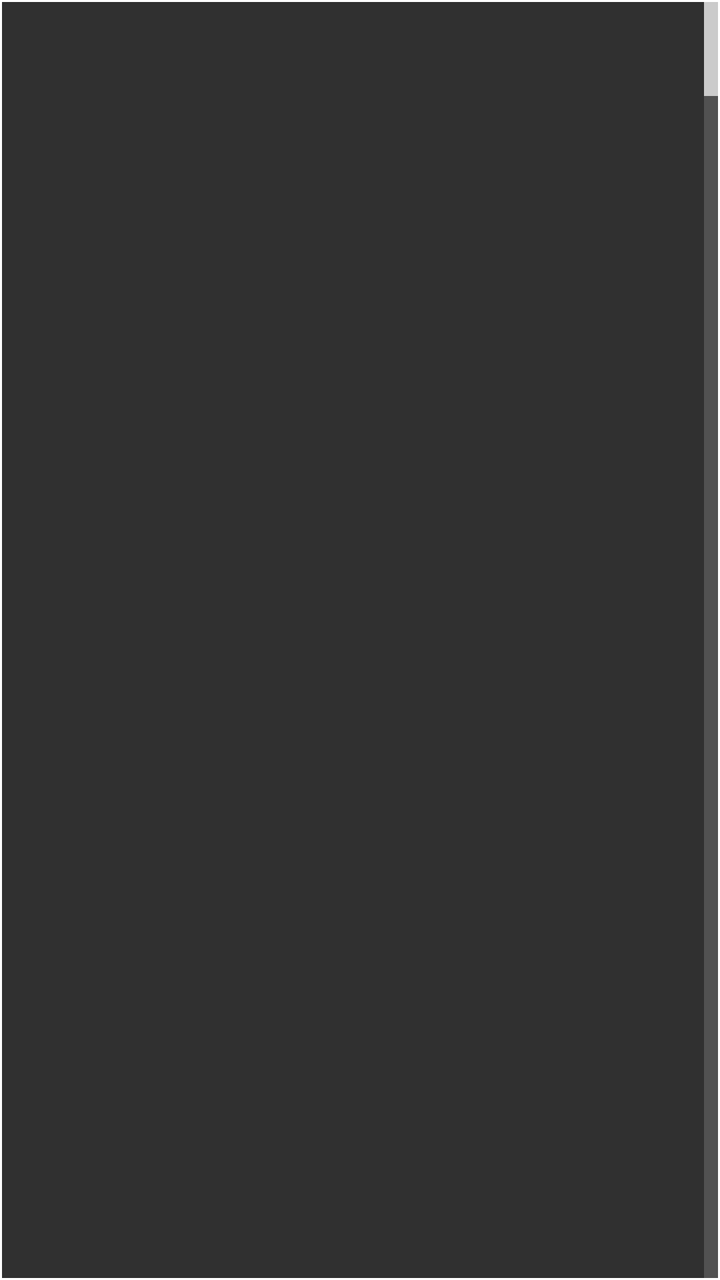
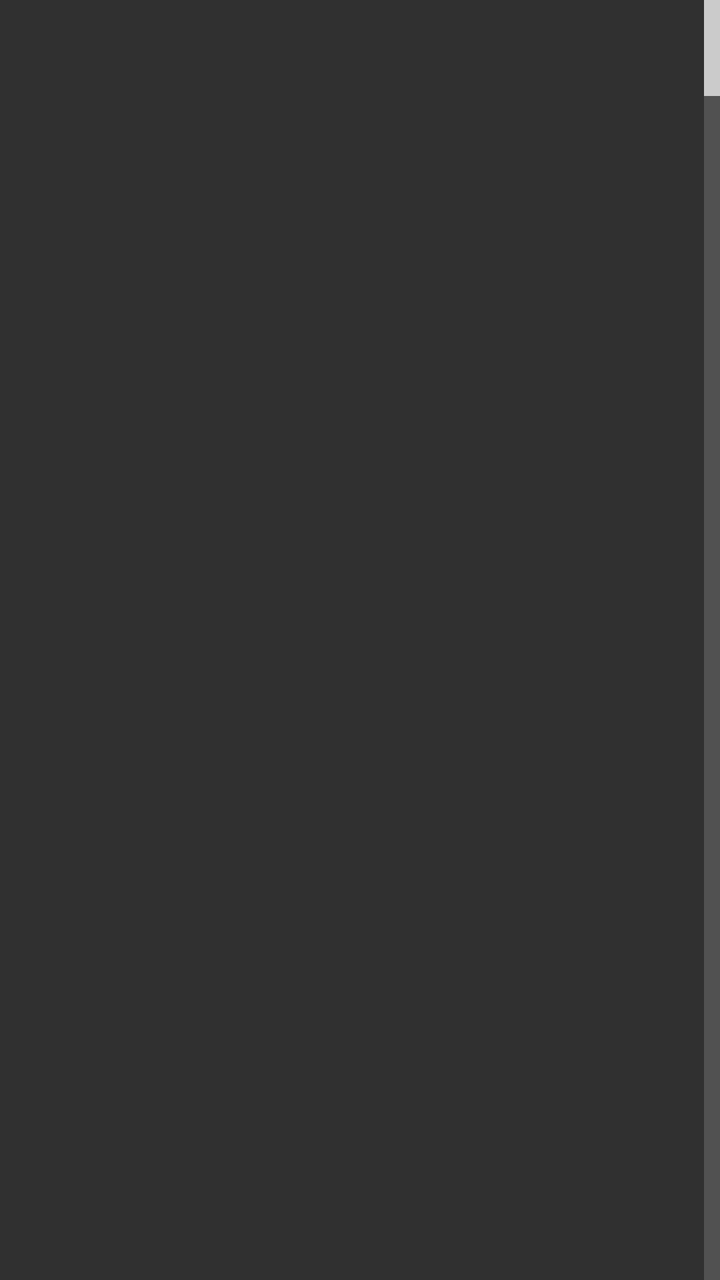

Before-and-after screenshots of an Android layout around one commit, followed by the original layout XML and the change that was made.
<!-- AndroidManifest.xml: application theme AppTheme -->
<!-- res/layout/list_view.xml -->
<?xml version="1.0" encoding="utf-8"?>
<LinearLayout xmlns:android="http://schemas.android.com/apk/res/android"
    android:orientation="vertical" android:layout_width="match_parent"
    android:layout_height="match_parent">

    <ListView
        android:id="@+id/fragmentView"
        android:layout_width="match_parent"
        android:layout_height="match_parent"
        android:background="@drawable/list_view_unselected"
        android:fastScrollEnabled="true"
        android:longClickable="false"
        android:focusable="true"
        android:focusableInTouchMode="true"
        android:stackFromBottom="false" >

    </ListView>

</LinearLayout>
<!-- resources referenced by this layout -->
<resources>
  <!-- drawable list_view_unselected (drawable) -->
  <?xml version="1.0" encoding="utf-8"?>
  <shape xmlns:android="http://schemas.android.com/apk/res/android"
      android:shape="rectangle" >
  
      <stroke android:width="1dip" android:color="#ffffff"/>
  
  </shape>
  <style name="AppTheme" parent="AppBaseTheme">
          
          <item name="android:windowActionBar">false</item>
          <item name="android:windowNoTitle">true</item>
      </style>
  <style name="AppBaseTheme" parent="android:Theme">
          
      </style>
</resources>

<!-- the commit's change to res/layout/list_view.xml (unified diff, before → after) -->
@@ -1,19 +1,11 @@
 <?xml version="1.0" encoding="utf-8"?>
-<LinearLayout xmlns:android="http://schemas.android.com/apk/res/android"
-    android:orientation="vertical" android:layout_width="match_parent"
-    android:layout_height="match_parent">
-
-    <ListView
-        android:id="@+id/fragmentView"
-        android:layout_width="match_parent"
-        android:layout_height="match_parent"
-        android:background="@drawable/list_view_unselected"
-        android:fastScrollEnabled="true"
-        android:longClickable="false"
-        android:focusable="true"
-        android:focusableInTouchMode="true"
-        android:stackFromBottom="false" >
-
-    </ListView>
-
-</LinearLayout>
+<ListView xmlns:android="http://schemas.android.com/apk/res/android"
+    android:id="@+id/fragmentView"
+    android:layout_width="match_parent"
+    android:layout_height="match_parent"
+    android:fastScrollEnabled="true"
+    android:longClickable="false"
+    android:focusable="true"
+    android:focusableInTouchMode="true"
+    android:stackFromBottom="false"
+    android:clipToPadding="false"/>
<!-- resource entries referenced after the edit -->
@@ -1,13 +1,5 @@
 <!-- resources referenced by this layout -->
 <resources>
-  <!-- drawable list_view_unselected (drawable) -->
-  <?xml version="1.0" encoding="utf-8"?>
-  <shape xmlns:android="http://schemas.android.com/apk/res/android"
-      android:shape="rectangle" >
-  
-      <stroke android:width="1dip" android:color="#ffffff"/>
-  
-  </shape>
   <style name="AppTheme" parent="AppBaseTheme">
           
           <item name="android:windowActionBar">false</item>
